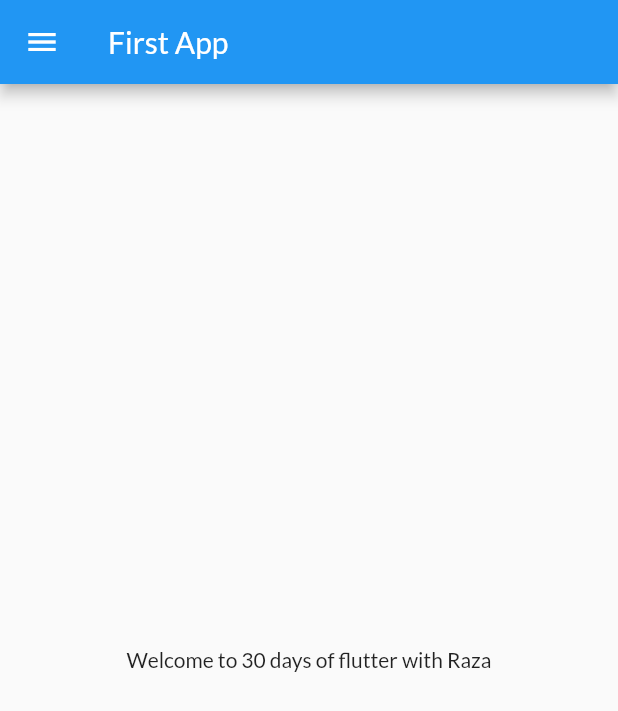
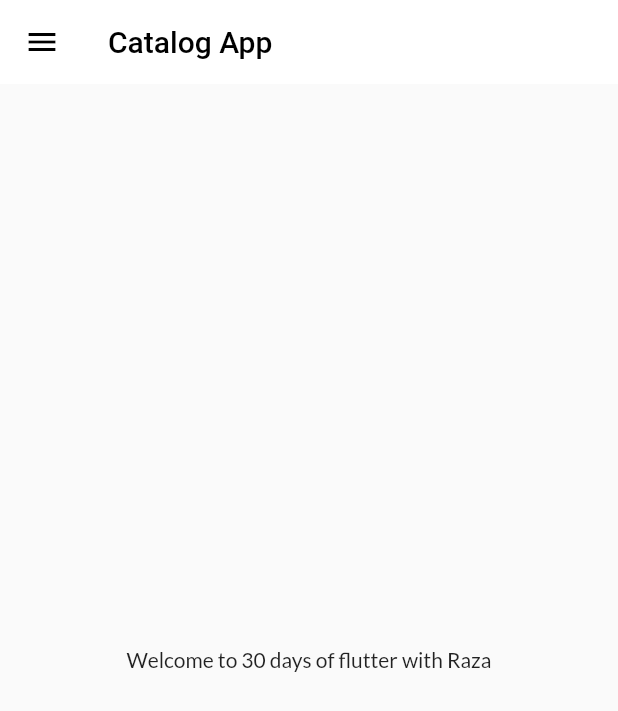
Before and after one commit to alirazadhanyal/flutter-30-day-tutorial, a Flutter app: the screen it shows after launch, on a phone screen of 412 x 824 dp. Shown: the top 711 px of the screen. Run offline on Flutter 3.47's test engine with Material 2 defaults, Android fonts, the phone set to English and light mode, and no system bars; our stand-ins replace google_fonts.

Commit message:
Day 9 compleated with theme

```diff
--- a/lib/main.dart
+++ b/lib/main.dart
@@ -1,7 +1,10 @@
+// ignore_for_file: prefer_const_constructors
+
 import 'package:flutter/material.dart';
 import 'package:flutter_application/Utils/routs.dart';
 import 'package:flutter_application/pages/home_page.dart';
 import 'package:flutter_application/pages/login_page.dart';
+import 'package:flutter_application/widgets/themes.dart';
 import 'pages/home_page.dart';
 import 'package:google_fonts/google_fonts.dart';
 
@@ -17,10 +20,8 @@ class MyApp extends StatelessWidget {
     return MaterialApp(
       debugShowCheckedModeBanner: false,
       themeMode: ThemeMode.light,
-      theme: ThemeData(
-          primarySwatch: Colors.blue,
-          fontFamily: GoogleFonts.lato().fontFamily),
-      darkTheme: ThemeData(brightness: Brightness.dark),
+      theme: MyTheme.lightTheme(context),
+      darkTheme: MyTheme.darkTheme(context),
       initialRoute: MyRouts.HomeRoute,
       routes: {
         MyRouts.HomeRoute: (context) => const HomePage(),
--- a/lib/pages/home_page.dart
+++ b/lib/pages/home_page.dart
@@ -13,7 +13,10 @@ class HomePage extends StatelessWidget {
   Widget build(BuildContext context) {
     return Scaffold(
       appBar: AppBar(
-        title: Text("First App"),
+        title: Text(
+          "Catalog App",
+          style: TextStyle(color: Colors.black),
+        ),
       ),
       body: Center(
         child: Text("Welcome to $days days of flutter with $name"),
--- /dev/null
+++ b/lib/widgets/themes.dart
@@ -0,0 +1,21 @@
+// ignore_for_file: prefer_const_constructors
+
+import 'package:flutter/material.dart';
+import 'package:google_fonts/google_fonts.dart';
+
+class MyTheme {
+  static ThemeData lightTheme(BuildContext context) => ThemeData(
+        primarySwatch: Colors.blue,
+        fontFamily: GoogleFonts.lato().fontFamily,
+        appBarTheme: AppBarTheme(
+          color: Colors.white,
+          elevation: 0.0,
+          iconTheme: IconThemeData(color: Colors.black),
+          textTheme: Theme.of(context).textTheme,
+        ),
+      );
+
+  static ThemeData darkTheme(BuildContext context) => ThemeData(
+        brightness: Brightness.dark,
+      );
+}
```
